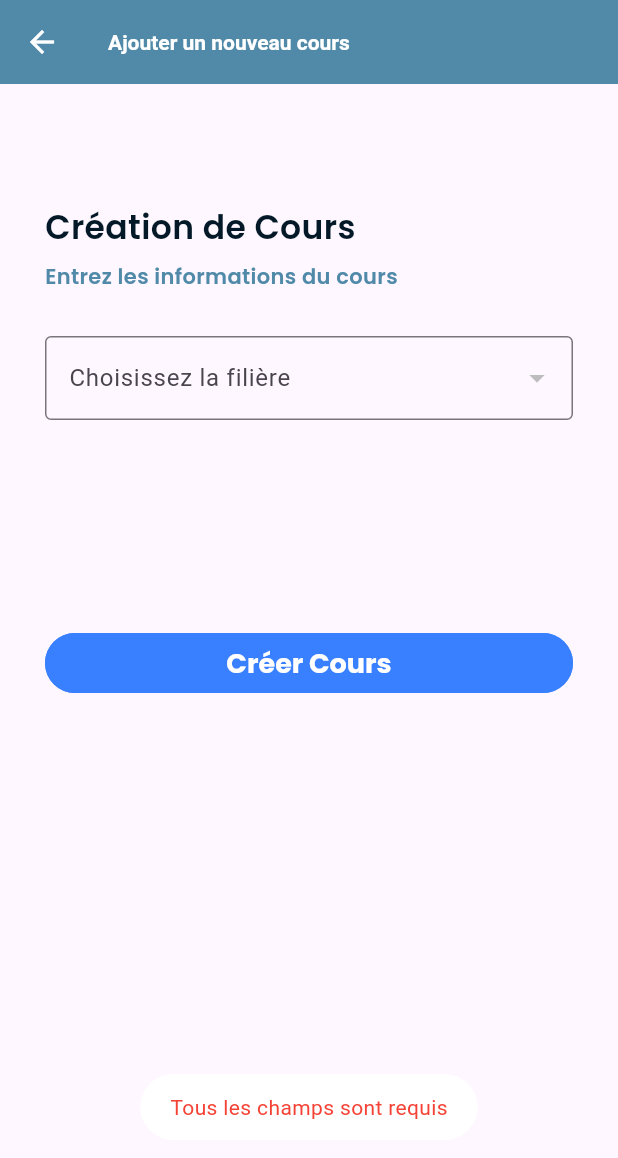
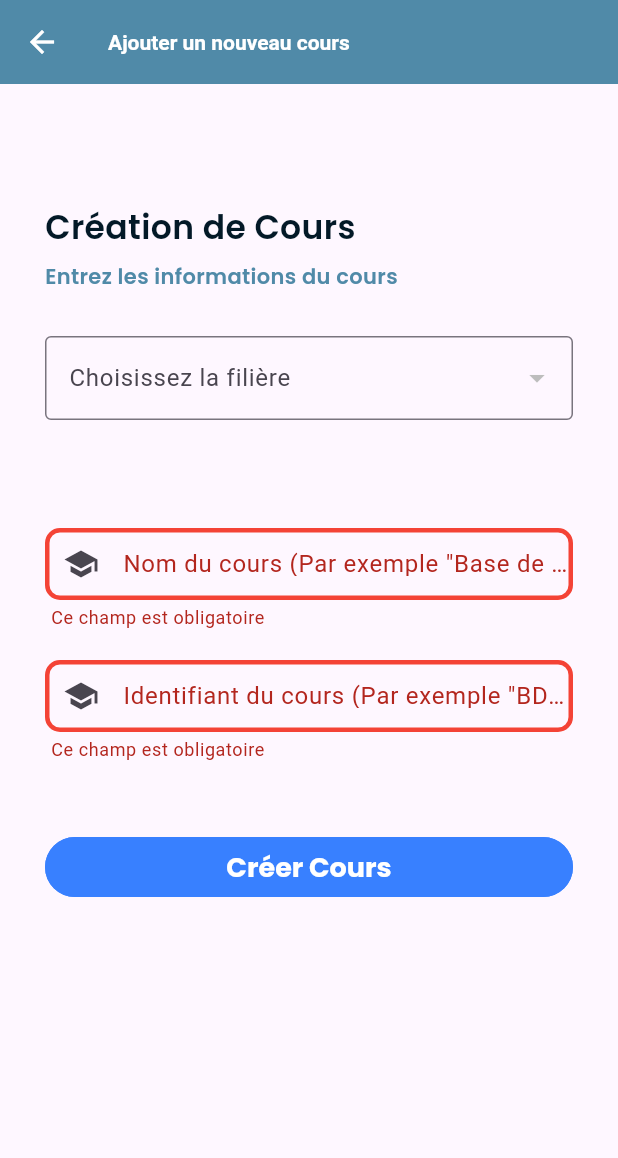
Before and after one commit to AsKing07/easy_attend, a Flutter app: the AddNewCoursePage screen opened directly, after a tap on "Créer Cours", on a phone screen of 412 x 824 dp. Shown: the top 1158 px of the screen. Run offline on Flutter 3.47's test engine with Material 3 defaults, Android fonts, the phone set to English and light mode, and no system bars; drawn by our look-alikes of getwidget; our stand-ins replace animated_splash_screen, cloud_firestore, expandable, file_picker, firebase_auth, firebase_core and 15 more; missing offline and left inert: dialogs, excel, flutter_barcode_scanner, universal_html; accounts and stored records are empty; generated files the repository leaves out were written again.

Commit message:
Some bug fixing

```diff
--- a/lib/Methods/set_data.dart
+++ b/lib/Methods/set_data.dart
@@ -338,7 +338,7 @@ class set_Data {
         'niveau': cours.niveau.toUpperCase().trim(),
         'filiereId': cours.filiereId.toString().trim(),
         'professeurId': cours.professeurId!.trim(),
-        'status': "1"
+        'statut': "1"
       }).then((value) {
         // Cours ajouté avec succès
         Navigator.pop(context);
--- a/lib/Screens/admin/ManageCourse/addNewCourse.dart
+++ b/lib/Screens/admin/ManageCourse/addNewCourse.dart
@@ -219,13 +219,7 @@ class _AddNewCoursePageState extends State<AddNewCoursePage> {
                             height: 40,
                           ),
 
-                          _selectedProf != null
-                              ? TextFormField(
-                                  onChanged: (value) {
-                                    setState(() {
-                                      _nomCoursController.text = value;
-                                    });
-                                  },
+                          TextFormField(
                               controller: _nomCoursController,
                               validator: (value) {
                                 if (_nomCoursController.text.isEmpty) {
@@ -240,8 +234,7 @@ class _AddNewCoursePageState extends State<AddNewCoursePage> {
                                 labelText:
                                     'Nom du cours (Par exemple "Base de données Avancées")',
                                 prefixIcon: const Icon(Icons.school),
-                                    contentPadding:
-                                        const EdgeInsets.only(top: 10),
+                                contentPadding: const EdgeInsets.only(top: 10),
                                 border: OutlineInputBorder(
                                   borderRadius: BorderRadius.circular(10.0),
                                   borderSide: const BorderSide(
@@ -261,20 +254,13 @@ class _AddNewCoursePageState extends State<AddNewCoursePage> {
                                   borderSide: const BorderSide(
                                       color: Color(0xff9DD1F1), width: 3.0),
                                 ),
-                                  ))
-                              : const SizedBox(),
+                              )),
 
                           const SizedBox(
                             height: 20,
                           ),
 
-                          _nomCoursController.text.isNotEmpty
-                              ? TextFormField(
-                                  onChanged: (value) {
-                                    setState(() {
-                                      _idCoursController.text = value;
-                                    });
-                                  },
+                          TextFormField(
                               controller: _idCoursController,
                               validator: (value) {
                                 if (_idCoursController.text.isEmpty) {
@@ -289,8 +275,7 @@ class _AddNewCoursePageState extends State<AddNewCoursePage> {
                                 labelText:
                                     'Identifiant du cours (Par exemple "BDA")',
                                 prefixIcon: const Icon(Icons.school),
-                                    contentPadding:
-                                        const EdgeInsets.only(top: 10),
+                                contentPadding: const EdgeInsets.only(top: 10),
                                 border: OutlineInputBorder(
                                   borderRadius: BorderRadius.circular(10.0),
                                   borderSide: const BorderSide(
@@ -310,8 +295,7 @@ class _AddNewCoursePageState extends State<AddNewCoursePage> {
                                   borderSide: const BorderSide(
                                       color: Color(0xff9DD1F1), width: 3.0),
                                 ),
-                                  ))
-                              : const SizedBox(),
+                              )),
                           const SizedBox(
                             height: 50,
                           ),
@@ -474,13 +458,7 @@ class _AddNewCoursePageState extends State<AddNewCoursePage> {
                                 height: 40,
                               ),
 
-                              _selectedProf != null
-                                  ? TextFormField(
-                                      onChanged: (value) {
-                                        setState(() {
-                                          _nomCoursController.text = value;
-                                        });
-                                      },
+                              TextFormField(
                                   controller: _nomCoursController,
                                   validator: (value) {
                                     if (_nomCoursController.text.isEmpty) {
@@ -498,42 +476,31 @@ class _AddNewCoursePageState extends State<AddNewCoursePage> {
                                     contentPadding:
                                         const EdgeInsets.only(top: 10),
                                     border: OutlineInputBorder(
-                                          borderRadius:
-                                              BorderRadius.circular(10.0),
+                                      borderRadius: BorderRadius.circular(10.0),
                                       borderSide: const BorderSide(
                                         color: Colors.grey,
                                         width: 3.0,
                                       ),
                                     ),
                                     errorBorder: OutlineInputBorder(
-                                          borderRadius:
-                                              BorderRadius.circular(10.0),
+                                      borderRadius: BorderRadius.circular(10.0),
                                       borderSide: const BorderSide(
                                         color: Colors.red,
                                         width: 3.0,
                                       ),
                                     ),
                                     focusedBorder: OutlineInputBorder(
-                                          borderRadius:
-                                              BorderRadius.circular(10.0),
+                                      borderRadius: BorderRadius.circular(10.0),
                                       borderSide: const BorderSide(
-                                              color: Color(0xff9DD1F1),
-                                              width: 3.0),
+                                          color: Color(0xff9DD1F1), width: 3.0),
                                     ),
-                                      ))
-                                  : const SizedBox(),
+                                  )),
 
                               const SizedBox(
                                 height: 20,
                               ),
 
-                              _nomCoursController.text.isNotEmpty
-                                  ? TextFormField(
-                                      onChanged: (value) {
-                                        setState(() {
-                                          _idCoursController.text = value;
-                                        });
-                                      },
+                              TextFormField(
                                   controller: _idCoursController,
                                   validator: (value) {
                                     if (_idCoursController.text.isEmpty) {
@@ -551,30 +518,25 @@ class _AddNewCoursePageState extends State<AddNewCoursePage> {
                                     contentPadding:
                                         const EdgeInsets.only(top: 10),
                                     border: OutlineInputBorder(
-                                          borderRadius:
-                                              BorderRadius.circular(10.0),
+                                      borderRadius: BorderRadius.circular(10.0),
                                       borderSide: const BorderSide(
                                         color: Colors.grey,
                                         width: 3.0,
                                       ),
                                     ),
                                     errorBorder: OutlineInputBorder(
-                                          borderRadius:
-                                              BorderRadius.circular(10.0),
+                                      borderRadius: BorderRadius.circular(10.0),
                                       borderSide: const BorderSide(
                                         color: Colors.red,
                                         width: 3.0,
                                       ),
                                     ),
                                     focusedBorder: OutlineInputBorder(
-                                          borderRadius:
-                                              BorderRadius.circular(10.0),
+                                      borderRadius: BorderRadius.circular(10.0),
                                       borderSide: const BorderSide(
-                                              color: Color(0xff9DD1F1),
-                                              width: 3.0),
+                                          color: Color(0xff9DD1F1), width: 3.0),
                                     ),
-                                      ))
-                                  : const SizedBox(),
+                                  )),
                               const SizedBox(
                                 height: 50,
                               ),
--- a/lib/Screens/admin/adminMethods/auth_methods_admin.dart
+++ b/lib/Screens/admin/adminMethods/auth_methods_admin.dart
@@ -302,6 +302,7 @@ class auth_methods_admin {
 
     if (docSnapshot.docs.isEmpty) {
       // Création de l'etudiant
+      try {
         UserCredential userCredential =
             await register(etudiant.email!.trim(), etudiant.password!, app!);
 
@@ -320,6 +321,7 @@ class auth_methods_admin {
             'statut': etudiant.statut.toUpperCase().trim(),
           });
         }
+      } catch (e) {}
     }
   }
 
@@ -373,6 +375,7 @@ class auth_methods_admin {
       FirebaseApp firebaseApp = await Firebase.initializeApp(
           name: 'Secondary', options: Firebase.app().options);
       for (var i = 1; i < sheet.rows.length; i++) {
+        try {
           final row = sheet.rows[i];
           final filiereName = row[6]!.value.toString();
 
@@ -398,7 +401,6 @@ class auth_methods_admin {
               niveau: row[7]!.value.toString().toUpperCase().trim(),
               statut: "1");
 
-        try {
           await addStudentTookFromExcel(etudiant, context, firebaseApp);
           totalAjoute++;
           // print(              "Matricule: ${etudiant.matricule} Nom: ${etudiant.nom} Prénom: ${etudiant.prenom} Email: ${etudiant.email} Password: ${etudiant.password}  Phone: ${etudiant.phone}  ID Filière: ${etudiant.idFiliere} Filière: ${etudiant.filiere} Niveau: ${etudiant.niveau} Statut: ${etudiant.statut}   ");
@@ -411,7 +413,7 @@ class auth_methods_admin {
       if (totalErreur > 0) {
         Navigator.pop(context);
         Helper().show_custom_message(
-            'L\'opération s\'est déroulée avec $totalErreur erreurs. \n $totalAjoute étudiants ajouté ',
+            'L\'opération s\'est déroulée avec $totalErreur erreurs. \n $totalAjoute étudiants ajouté(s) ',
             220,
             context);
       } else {
@@ -472,6 +474,7 @@ class auth_methods_admin {
         FirebaseApp firebaseApp = await Firebase.initializeApp(
             name: 'Secondary', options: Firebase.app().options);
         for (var i = 1; i < sheet.rows.length; i++) {
+          try {
             final row = sheet.rows[i];
             final filiereName = row[6]!.value.toString();
 
@@ -495,7 +498,7 @@ class auth_methods_admin {
               niveau: row[7]!.value.toString().toUpperCase().trim(),
               statut: "1",
             );
-          try {
+
             await addStudentTookFromExcel(etudiant, context, firebaseApp);
             totalAjoute++;
             // print(                "Matricule: ${etudiant.matricule} Nom: ${etudiant.nom} Prénom: ${etudiant.prenom} Email: ${etudiant.email} Password: ${etudiant.password}  Phone: ${etudiant.phone}  ID Filière: ${etudiant.idFiliere} Filière: ${etudiant.filiere} Niveau: ${etudiant.niveau} Statut: ${etudiant.statut}   ");
@@ -508,7 +511,7 @@ class auth_methods_admin {
         if (totalErreur > 0) {
           Navigator.pop(context);
           Helper().show_custom_message(
-              'L\'opération s\'est déroulée avec $totalErreur erreurs. \n $totalAjoute étudiants ajouté ',
+              'L\'opération s\'est déroulée avec $totalErreur erreurs. \n $totalAjoute étudiants ajouté(s) ',
               220,
               context);
         } else {
```
Also changed, not shown: 1 other file. Lines whose indentation alone changed are shown as unchanged.
